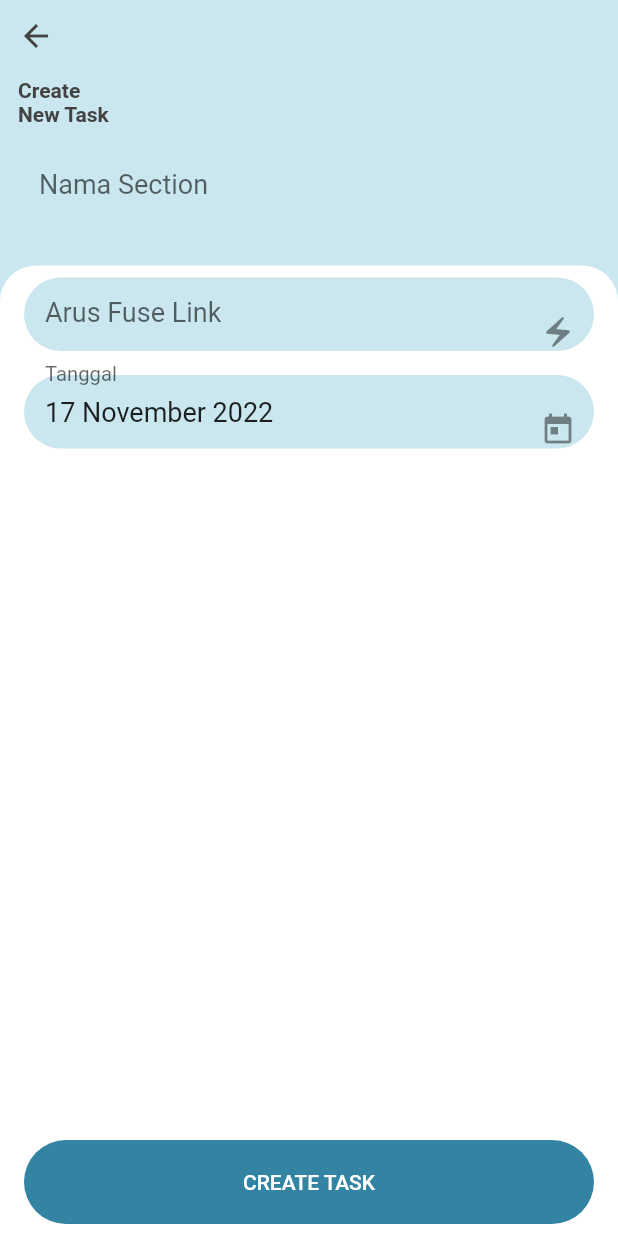
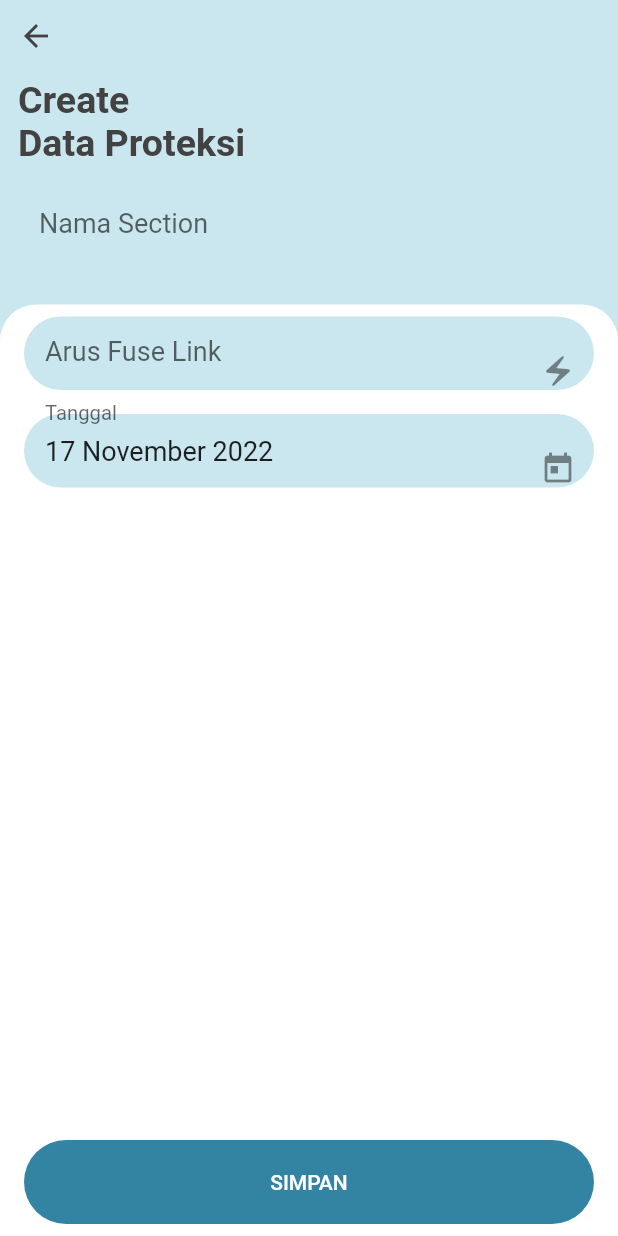
Before and after one commit to ayuariesta/mocoringan_app, a Flutter app: the BottomNav screen opened directly, item 3 of the bottom bar chosen, after a tap on the "add" icon, on a phone screen of 412 x 824 dp. Run offline on Flutter 3.47's test engine with Material 2 defaults, Android fonts, the light colour scheme and no system bars; our stand-ins replace cloud_firestore, firebase_core, flutter_svg, shared_preferences; missing offline and left inert: qr_code_scanner; accounts and stored records are empty.

Commit message:
CRUD proteksi

```diff
--- a/lib/bottom_nav.dart
+++ b/lib/bottom_nav.dart
@@ -6,6 +6,7 @@ import 'screen/proteksi.dart';
 import 'screen/search_data.dart';
 import 'package:shared_preferences/shared_preferences.dart';
 import 'screen/Login/login_screen.dart';
+import 'screen/beban.dart';
 
 class BottomNav extends StatefulWidget {
   const BottomNav({Key? key}) : super(key: key);
@@ -28,6 +29,7 @@ class _BottomNavState extends State<BottomNav> {
             Dashboard(),
             SearchData(),
             ProteksiList(),
+            DataBebanList(),
             ScannerQRCode()
           ],
         ),
@@ -59,6 +61,12 @@ class _BottomNavState extends State<BottomNav> {
               ),
             ),
             BottomNavigationBarItem(
+              label: "Data Beban",
+              icon: Icon(
+                Icons.format_align_center,
+              ),
+            ),
+            BottomNavigationBarItem(
               label: "Scanner",
               icon: Icon(
                 Icons.scanner,
--- /dev/null
+++ b/lib/screen/beban.dart
@@ -0,0 +1,15 @@
+import 'package:flutter/material.dart';
+
+class DataBebanList extends StatefulWidget {
+  const DataBebanList({super.key});
+
+  @override
+  State<DataBebanList> createState() => _DataBebanListState();
+}
+
+class _DataBebanListState extends State<DataBebanList> {
+  @override
+  Widget build(BuildContext context) {
+    return Scaffold();
+  }
+}
--- a/lib/screen/input_proteksi.dart
+++ b/lib/screen/input_proteksi.dart
@@ -9,14 +9,14 @@ class ProteksiForm extends StatefulWidget {
   final bool isEdit;
   final String proteksiId;
   final String namaSection;
-  final String tanggalPengecekan;
+  final String tanggal;
   final String arusFL;
 
   const ProteksiForm({
     required this.isEdit,
     this.proteksiId = '',
     this.namaSection = '',
-    this.tanggalPengecekan = '',
+    this.tanggal = '',
     this.arusFL = '',
   });
 
@@ -25,6 +25,8 @@ class ProteksiForm extends StatefulWidget {
 }
 
 class _ProteksiFormState extends State<ProteksiForm> {
+  var proteksiID = "";
+
   GlobalKey<ScaffoldState> _scaffoldState = GlobalKey();
   FirebaseFirestore firebaseFirestore = FirebaseFirestore.instance;
   TextEditingController sectionController = TextEditingController();
@@ -39,9 +41,9 @@ class _ProteksiFormState extends State<ProteksiForm> {
   @override
   void initState() {
     if (widget.isEdit) {
-      tanggal = DateFormat('dd MMMM yyyy').parse(widget.tanggalPengecekan);
+      tanggal = DateFormat('dd MMMM yyyy').parse(widget.tanggal);
       sectionController.text = widget.namaSection;
-      tanggalController.text = widget.tanggalPengecekan;
+      tanggalController.text = widget.tanggal;
       arusController.text = widget.arusFL;
     } else {
       tanggalController.text = DateFormat('dd MMMM yyyy').format(tanggal);
@@ -109,10 +111,11 @@ class _ProteksiFormState extends State<ProteksiForm> {
           ),
           SizedBox(height: 16.0),
           Text(
-            widget.isEdit ? 'Edit\nTask' : 'Create\nNew Task',
+            widget.isEdit ? 'Edit\nData Proteksi' : 'Create\nData Proteksi',
             style: TextStyle(
               fontWeight: FontWeight.bold,
               color: Colors.grey[800],
+              fontSize: 25.0,
             ),
           ),
           SizedBox(height: 16.0),
@@ -179,7 +182,7 @@ class _ProteksiFormState extends State<ProteksiForm> {
                 if (datePicker != null) {
                   tanggal = datePicker;
                   tanggalController.text =
-                      DateFormat('dd MMMM yyyy').format(today);
+                      DateFormat('dd MMMM yyyy').format(tanggal);
                 }
               },
             ),
@@ -195,7 +198,7 @@ class _ProteksiFormState extends State<ProteksiForm> {
       color: Colors.white,
       padding: const EdgeInsets.symmetric(horizontal: 16.0, vertical: 8.0),
       child: ElevatedButton(
-        child: Text(widget.isEdit ? 'UPDATE TASK' : 'CREATE TASK'),
+        child: Text(widget.isEdit ? 'UPDATE DATA' : 'SIMPAN'),
         onPressed: () async {
           String section = sectionController.text;
           String arus = arusController.text;
@@ -213,9 +216,10 @@ class _ProteksiFormState extends State<ProteksiForm> {
                   <String, dynamic>{
                     'section': section,
                     'arus': arus,
-                    'date': tanggal,
+                    'date': date,
                   },
                 );
+                Navigator.pop(context, true);
               }
             });
           } else {
```
Also changed, not shown: lib/screen/proteksi.dart (+3 -11 lines), 5 other files.
